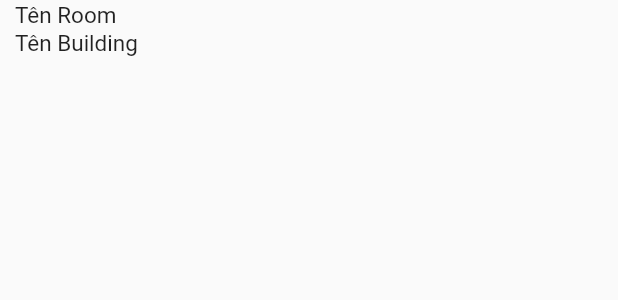
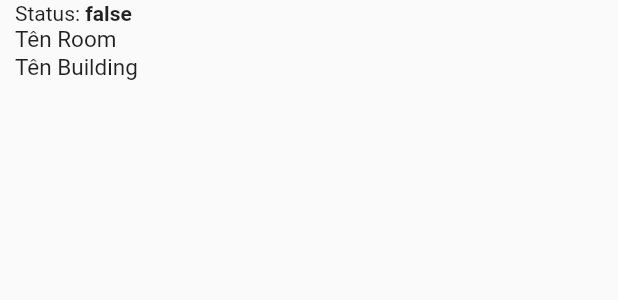
Before and after one commit to tranvinh99/pj_swd, a Flutter app: the ItemPost widget shown alone on an empty page, opened directly with empty values, on a phone screen of 412 x 824 dp. Shown: the top 300 px of the screen. Run offline on Flutter 3.47's test engine with Material 2 defaults, Android fonts, the light colour scheme and no system bars; our stand-ins replace another_flushbar, firebase_auth, firebase_core, firebase_messaging, firebase_storage, font_awesome_flutter and 3 more; accounts and stored records are empty; network calls fail; project files that could hold a hidden picture were left out.

Commit message:
done task 1-2

```diff
--- a/lib/main.dart
+++ b/lib/main.dart
@@ -26,8 +26,8 @@ Future<void> main() async {
   SharedPreferences pref = await SharedPreferences.getInstance();
   String? accessToken = pref.getString("accessToken");
   // print(accessToken);
-  // await FirebaseMessaging.instance.getInitialMessage();
-  // FirebaseMessaging.onBackgroundMessage(_firebaseMessagingBackgroundHandler);
+  await FirebaseMessaging.instance.getInitialMessage();
+  FirebaseMessaging.onBackgroundMessage(_firebaseMessagingBackgroundHandler);
   runApp(MultiProvider(
     providers: [
       ChangeNotifierProvider.value(value: UserProvider()),
--- a/lib/screens/login_screen.dart
+++ b/lib/screens/login_screen.dart
@@ -29,7 +29,7 @@ class _LoginScreenState extends State<LoginScreen> {
                     top: 25.0,
                   ),
                   child: const Text(
-                    "Welcome to event management",
+                    "Welcome to FHome management",
                     style: TextStyle(
                       fontSize: 25.0,
                       fontWeight: FontWeight.w700,
--- a/lib/screens/post_detail_screen.dart
+++ b/lib/screens/post_detail_screen.dart
@@ -1,6 +1,5 @@
 import 'package:f_home_mo/models/post.dart';
 import 'package:f_home_mo/provider/user.dart';
-import 'package:f_home_mo/widgets/item_post.dart';
 import 'package:flutter/material.dart';
 import 'package:intl/intl.dart';
 
@@ -97,13 +96,15 @@ class _PostDetailScreenState extends State<PostDetailScreen> {
               ],
             ),
           ),
+          if (widget.postModel.status == false)
             Row(
               mainAxisAlignment: MainAxisAlignment.spaceEvenly,
               children: [
                 ElevatedButton(
                   onPressed: () {},
                   style: ButtonStyle(
-                  backgroundColor: MaterialStateProperty.all<Color>(Colors.red),
+                    backgroundColor:
+                        MaterialStateProperty.all<Color>(Colors.red),
                   ),
                   child: Row(
                     children: const [
--- a/lib/widgets/item_post.dart
+++ b/lib/widgets/item_post.dart
@@ -75,19 +75,37 @@ class _ItemPostState extends State<ItemPost> {
                       ),
                     ),
                   const SizedBox(height: 1),
-                  Text(
+                  Row(
+                    children: [
+                      const Text(
+                        'Status: ',
+                        style: TextStyle(
+                          fontSize: 14,
+                          fontWeight: FontWeight.w400,
+                        ),
+                      ),
+                      Text(
+                        widget.postModel.status.toString(),
+                        style: const TextStyle(
+                          fontSize: 14,
+                          fontWeight: FontWeight.w600,
+                        ),
+                      ),
+                    ],
+                  ),
+                  const Text(
                     'Tên Room',
                     maxLines: 3,
-                    style: const TextStyle(
+                    style: TextStyle(
                       fontSize: 15,
                       fontWeight: FontWeight.w400,
                     ),
                   ),
                   const SizedBox(height: 1),
-                  Text(
+                  const Text(
                     'Tên Building',
                     maxLines: 3,
-                    style: const TextStyle(
+                    style: TextStyle(
                       fontSize: 15,
                       fontWeight: FontWeight.w400,
                     ),
```
Lines whose indentation alone changed are shown as unchanged.
